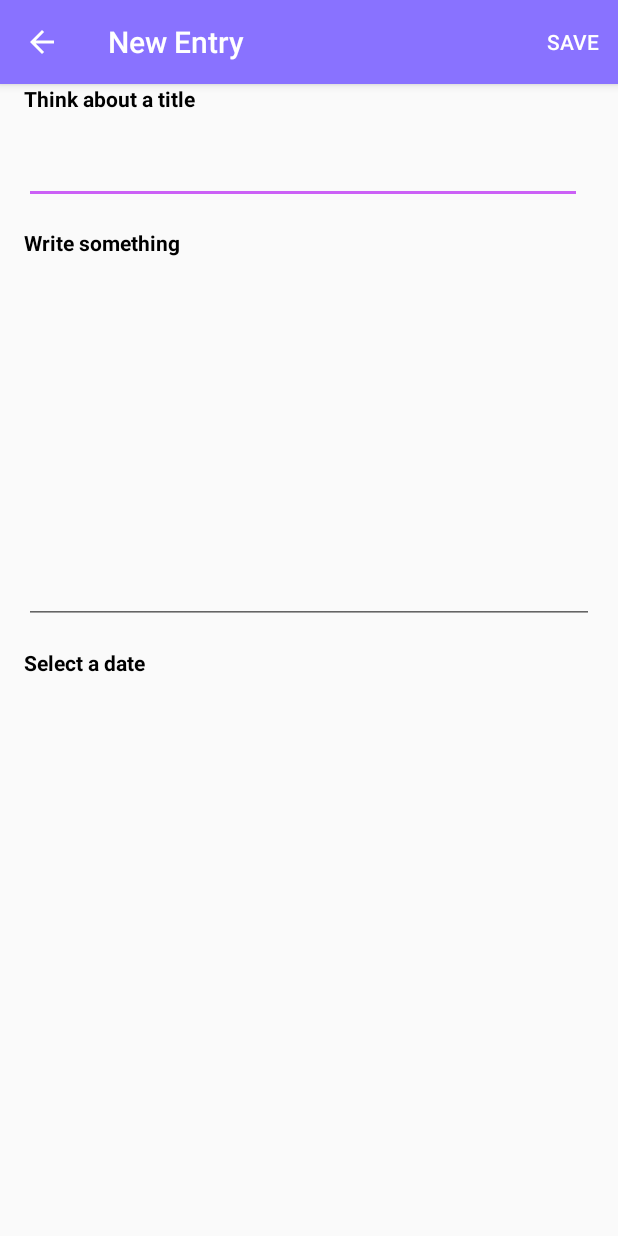
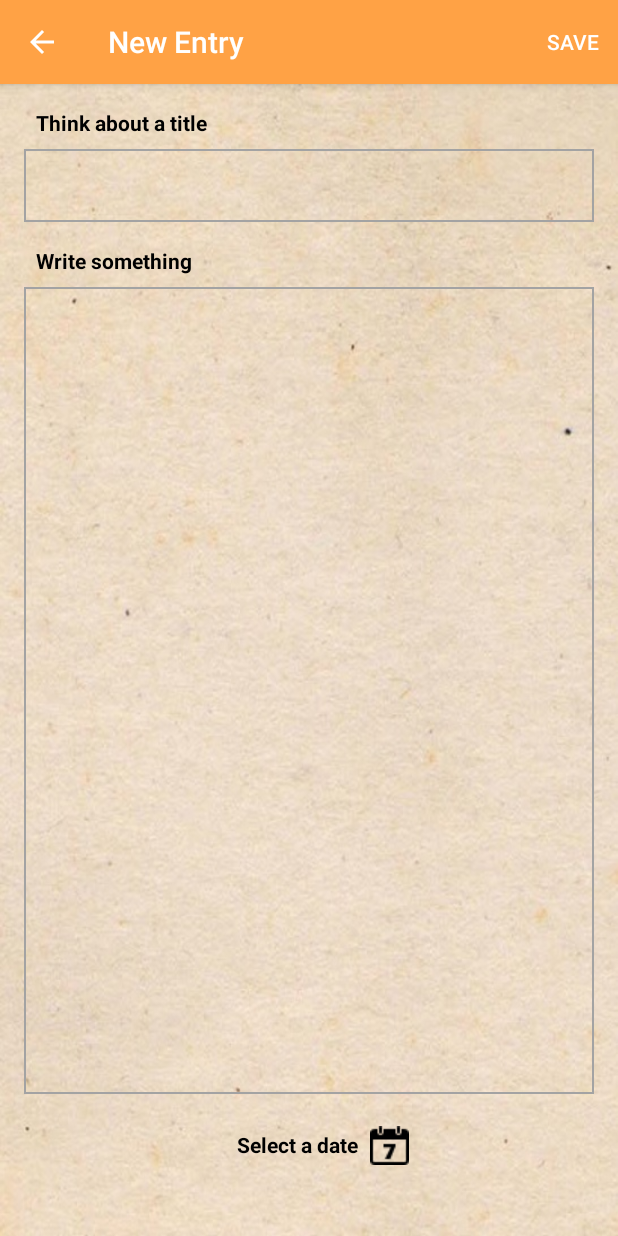
Before and after one commit to Aleksefo/DearDiary, an Android app: the EditActivity screen opened directly, with no data from a screen before it, on a phone screen of 412 x 824 dp. Run offline under Robolectric (Android 15) with nearby library versions, the phone set to English and light mode, and no system bars; our stand-ins replace ButterKnife; libraries missing offline, so code that uses them is left out: io.realm; 1 statement that could not run was skipped.

Commit message:
UI modification, making app pretty

```diff
--- a/app/src/main/java/com/example/aleksefo/deardiary/activity/DetailsActivity.java
+++ b/app/src/main/java/com/example/aleksefo/deardiary/activity/DetailsActivity.java
@@ -5,6 +5,7 @@ import android.os.Bundle;
 import android.support.v4.view.MenuItemCompat;
 import android.support.v7.app.AppCompatActivity;
 import android.support.v7.widget.ShareActionProvider;
+import android.text.method.ScrollingMovementMethod;
 import android.util.Log;
 import android.view.Menu;
 import android.view.MenuItem;
@@ -48,6 +49,7 @@ public class DetailsActivity extends AppCompatActivity {
 		e = realm.where(Entry.class).equalTo("id", idE).findFirst();
 		getSupportActionBar().setTitle(e.getTitle());
 		addDescription.setText(e.getDescr());
+		addDescription.setMovementMethod(new ScrollingMovementMethod());
 
 		SimpleDateFormat formatter = new SimpleDateFormat("EEE, dd MMM yyyy HH:mm");
 		String formatted = formatter.format(e.getDate());
--- a/app/src/main/java/com/example/aleksefo/deardiary/activity/EditActivity.java
+++ b/app/src/main/java/com/example/aleksefo/deardiary/activity/EditActivity.java
@@ -15,6 +15,7 @@ import com.example.aleksefo.deardiary.adapters.RecAdapter;
 import com.example.aleksefo.deardiary.model.Entry;
 import com.example.aleksefo.deardiary.realm.RealmController;
 import io.realm.Realm;
+import java.text.SimpleDateFormat;
 import java.util.Date;
 
 public class EditActivity extends AppCompatActivity {
@@ -50,7 +51,9 @@ public class EditActivity extends AppCompatActivity {
 			Entry e = realm.where(Entry.class).equalTo("id", id).findFirst();
 			addTitle.setText(e.getTitle());
 			addDescription.setText(e.getDescr());
-			showDate.setText(e.getDate().toString());
+			SimpleDateFormat formatter = new SimpleDateFormat("EEE, dd MMM yyyy HH:mm");
+			String formatted = formatter.format(e.getDate());
+			showDate.setText(formatted);
 			date = e.getDate();
 		}
 
--- /dev/null
+++ b/app/src/main/res/drawable/border_brown.xml
@@ -0,0 +1,6 @@
+<?xml version="1.0" encoding="utf-8"?>
+<shape xmlns:android="http://schemas.android.com/apk/res/android">
+  <stroke
+    android:width="1dp"
+    android:color="@color/colorBorder" />
+</shape>
--- a/app/src/main/res/layout/activity_edit.xml
+++ b/app/src/main/res/layout/activity_edit.xml
@@ -1,62 +1,96 @@
 <?xml version="1.0" encoding="utf-8"?>
-  <ScrollView xmlns:android="http://schemas.android.com/apk/res/android"
+  <android.support.constraint.ConstraintLayout xmlns:android="http://schemas.android.com/apk/res/android"
+    xmlns:app="http://schemas.android.com/apk/res-auto"
     xmlns:tools="http://schemas.android.com/tools"
     android:layout_width="match_parent"
     android:layout_height="match_parent"
-    android:scrollbars="none">
-    <LinearLayout
-      android:layout_width="match_parent"
-      android:layout_height="wrap_content"
-      android:orientation="vertical"
-      android:paddingLeft="16dp"
-      android:paddingRight="16dp"
-      tools:context="com.example.aleksefo.deardiary.activity.EditActivity">
-      <TextView
+    android:scrollbars="none"
+  android:background="@drawable/background">
+    <EditText
+      android:id="@+id/add_description"
+      android:layout_width="0dp"
+      android:layout_height="0dp"
+      android:layout_marginTop="8dp"
+      android:layout_marginBottom="24dp"
+      android:layout_marginStart="16dp"
+      android:layout_marginEnd="16dp"
+      android:padding="8dp"
+      android:background="@drawable/border_brown"
+      android:gravity="top|start"
+      app:layout_constraintBottom_toTopOf="@+id/textView3"
+      app:layout_constraintEnd_toEndOf="parent"
+      app:layout_constraintStart_toStartOf="parent"
+      app:layout_constraintTop_toBottomOf="@+id/textView2" />
+    <TextView
         android:textStyle="bold"
         android:layout_width="wrap_content"
         android:layout_height="wrap_content"
         android:text="@string/add_title"
-        android:textColor="@color/colorBlack" />
+        android:textColor="@color/colorBlack"
+        app:layout_constraintStart_toStartOf="parent"
+        android:layout_marginStart="24dp"
+        app:layout_constraintTop_toTopOf="parent"
+        android:layout_marginTop="16dp"
+        android:id="@+id/textView" />
       <EditText
         android:id="@+id/add_title"
         android:layout_width="match_parent"
         android:layout_height="wrap_content"
-        android:layout_marginTop="12dp"
         android:inputType="text"
         android:maxLines="1"
-        android:layout_marginRight="8dp"
-        android:layout_marginEnd="8dp"
         android:textColor="@color/colorBlack"
-        android:padding="12dp"/>
-
+        android:padding="12dp"
+        android:background="@drawable/border_brown"
+        android:layout_marginTop="8dp"
+        app:layout_constraintTop_toBottomOf="@+id/textView"
+        app:layout_constraintStart_toStartOf="parent"
+        android:layout_marginStart="16dp"
+        android:layout_marginEnd="16dp"
+        app:layout_constraintEnd_toEndOf="parent" />
       <TextView
         android:layout_width="wrap_content"
         android:layout_height="wrap_content"
         android:textColor="@color/colorBlack"
         android:text="@string/add_description"
         android:textStyle="bold"
-        android:layout_marginTop="16dp"/>
-      <EditText
-        android:id="@+id/add_description"
-        android:layout_width="match_parent"
-        android:layout_height="wrap_content"
-        android:layout_marginTop="12dp"
-        android:gravity="top|start"
-        android:padding="8dp"
-        android:lines="10"/>
-      <TextView
+        android:layout_marginTop="16dp"
+        app:layout_constraintTop_toBottomOf="@+id/add_title"
+        android:id="@+id/textView2"
+        app:layout_constraintStart_toStartOf="parent"
+        android:layout_marginStart="24dp" />
+  <TextView
         android:layout_width="wrap_content"
         android:layout_height="wrap_content"
         android:textColor="@color/colorBlack"
         android:text="@string/select_date"
         android:textStyle="bold"
-        android:layout_marginTop="16dp"/>
+        app:layout_constraintStart_toStartOf="parent"
+        android:id="@+id/textView3"
+        app:layout_constraintEnd_toEndOf="parent"
+        android:layout_marginEnd="16dp"
+        android:layout_marginBottom="8dp"
+        app:layout_constraintBottom_toTopOf="@+id/show_date" />
+      <ImageView
+        android:id="@+id/change_date"
+        android:layout_width="0dp"
+        android:layout_height="wrap_content"
+        android:src="@drawable/calendar"
+        android:layout_gravity="center_vertical"
+        android:layout_weight="1"
+        app:layout_constraintStart_toEndOf="@+id/textView3"
+        android:layout_marginStart="8dp"
+        android:layout_marginBottom="4dp"
+        app:layout_constraintBottom_toTopOf="@+id/show_date" />
       <TextView
         android:id="@+id/show_date"
         android:layout_width="wrap_content"
         android:layout_height="wrap_content"
         android:textColor="@color/colorBlack"
         android:textStyle="bold"
-        android:layout_marginTop="16dp"/>
-    </LinearLayout>
-  </ScrollView>
+        app:layout_constraintStart_toStartOf="parent"
+        android:layout_marginStart="16dp"
+        app:layout_constraintEnd_toEndOf="parent"
+        android:layout_marginEnd="16dp"
+        app:layout_constraintBottom_toBottomOf="parent"
+        android:layout_marginBottom="24dp" />
+      </android.support.constraint.ConstraintLayout>
--- a/app/src/main/res/layout/activity_main.xml
+++ b/app/src/main/res/layout/activity_main.xml
@@ -6,7 +6,8 @@
   xmlns:tools="http://schemas.android.com/tools"
   android:layout_width="match_parent"
   android:layout_height="match_parent"
-  tools:context="com.example.aleksefo.deardiary.activity.MainActivity">
+  tools:context="com.example.aleksefo.deardiary.activity.MainActivity"
+  android:background="@drawable/background">
 
   <android.support.design.widget.FloatingActionButton
     android:id="@+id/fab"
--- a/app/src/main/res/values/colors.xml
+++ b/app/src/main/res/values/colors.xml
@@ -1,9 +1,9 @@
 <?xml version="1.0" encoding="utf-8"?>
 
 <resources>
-  <color name="colorPrimary">#8972FF</color>
-  <color name="colorPrimaryDark">#7d67eb</color>
-  <color name="colorAccent">#CB60F6</color>
+  <color name="colorPrimary">#ffa245</color>
+  <color name="colorPrimaryDark">#ce8627</color>
+  <color name="colorAccent">#602500</color>
   <color name="colorDull">#769961</color>
   <color name="colorWhite">#ffffff</color>
   <color name="colorBlack">#000000</color>
```
Also changed, not shown: app/src/main/java/com/example/aleksefo/deardiary/adapters/RecAdapter.java (+6 -2 lines), app/src/main/res/layout/activity_details.xml (+27 -25 lines), app/src/main/res/layout/entry.xml (+34 -68 lines), app/src/main/res/drawable/background.jpg (added), app/src/main/res/drawable/calendar.png (added).
